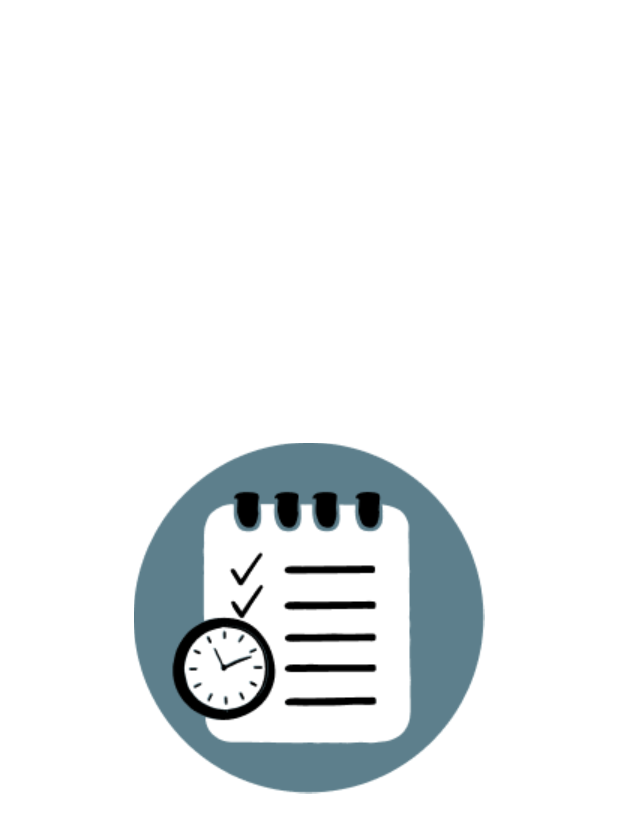
After one commit to Vlad-gw/task-planner-app, a Flutter app: the Splash screen opened by its route, on a phone screen of 412 x 824 dp. The commit adds this screen. Shown: the top 833 px of the screen. Run offline on Flutter 3.47's test engine with Material 3 defaults, Android fonts, the phone set to English and light mode, and no system bars; our stand-ins replace dio, flutter_secure_storage, pin_code_fields, table_calendar; accounts and stored records are empty.

Commit message:
feat: Добавлен автологин. Добавлен Splash screen.

```diff
--- /dev/null
+++ b/frontend/lib/main_app/splash.dart
@@ -0,0 +1,22 @@
+import 'package:flutter/material.dart';
+
+class Splash extends StatefulWidget {
+  const Splash({super.key});
+
+  @override
+  State<Splash> createState() => _SplashState();
+}
+
+class _SplashState extends State<Splash> {
+
+  @override
+  Widget build(BuildContext context) {
+    return Scaffold(
+      backgroundColor: Colors.white,
+        body: Center(
+          child: Image.asset('assets/logo.png'),
+        )
+    );
+    throw UnimplementedError();
+  }
+}
```
Also changed, not shown: frontend/lib/api/api_service.dart (+26 -10 lines), frontend/lib/main.dart (+34 -2 lines).
